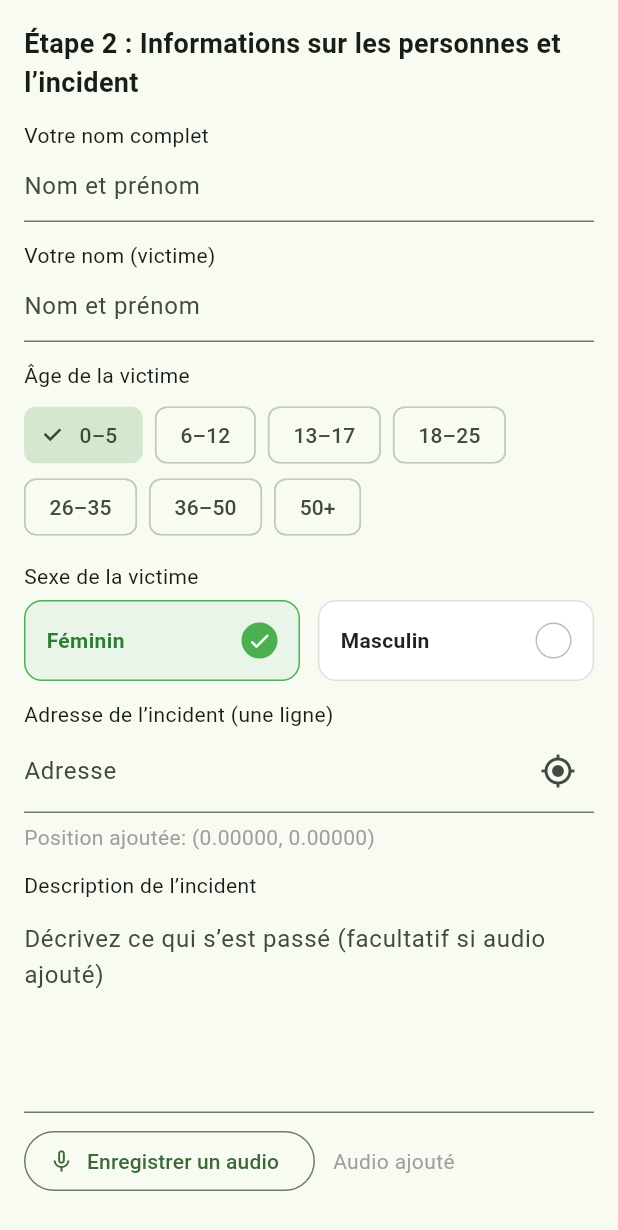
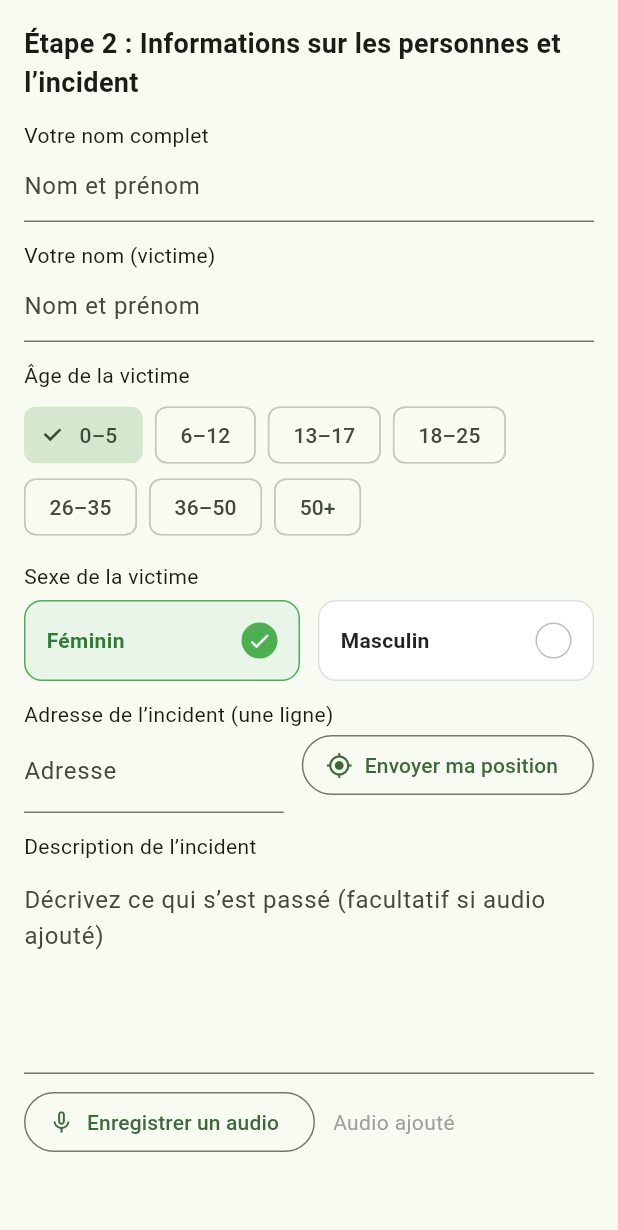
Before and after one commit to sergenewton/assistance-msaada-2.0, a Flutter app: the _Step2PersonsAndIncident widget shown alone on an empty page, opened directly with empty values, on a phone screen of 412 x 824 dp. Shown: the top 1230 px of the screen. Run offline on Flutter 3.47's test engine with Material 3 defaults, Android fonts, the phone set to English and light mode, and no system bars; our stand-ins replace connectivity_plus, dartz, dio, equatable, flutter_riverpod, flutter_secure_storage and 6 more; missing offline and left inert: flutter_sound; accounts and stored records are empty.

Commit message:
mobile-app: Step 2 UI tweak\n- Show explicit 'Envoyer ma position' button next to Adresse\n- Display 'Position recuperée avec succès' under the button on success\n- Remove snackbar; keep inline feedback state

```diff
--- a/mobile-app/lib/presentation/screens/report/report_models.dart
+++ b/mobile-app/lib/presentation/screens/report/report_models.dart
@@ -114,7 +114,6 @@ class ReportFormData {
     String? victimName,
     AgeGroup? victimAgeGroup,
     Sex? victimSex,
-  String? nationality,
     DateTime? incidentDate,
   String? addressLine,
     double? latitude,
--- a/mobile-app/lib/presentation/screens/report/report_wizard_screen.dart
+++ b/mobile-app/lib/presentation/screens/report/report_wizard_screen.dart
@@ -450,6 +450,7 @@ class _Step2PersonsAndIncidentState extends State<_Step2PersonsAndIncident> {
   final FlutterSoundRecorder _recorder = FlutterSoundRecorder();
   bool _recorderReady = false;
   bool _isRecording = false;
+  bool _gpsSuccess = false;
 
   @override
   void initState() {
@@ -548,28 +549,40 @@ class _Step2PersonsAndIncidentState extends State<_Step2PersonsAndIncident> {
           ]),
           const SizedBox(height: 12),
           const Text('Adresse de l’incident (une ligne)'),
-          TextFormField(
-            controller: _addressCtrl,
-            decoration: InputDecoration(
-              labelText: 'Adresse',
-              hintText: 'Saisissez l’adresse (ex: Avenue X, Commune Y)'.trim(),
-              suffixIcon: Tooltip(
-                message: 'Envoyer ma position',
-                child: IconButton(
-                  icon: const Icon(Icons.my_location_outlined),
-                  onPressed: _onSendMyLocation,
+          Row(
+            crossAxisAlignment: CrossAxisAlignment.start,
+            children: [
+              Expanded(
+                child: TextFormField(
+                  controller: _addressCtrl,
+                  decoration: const InputDecoration(
+                    labelText: 'Adresse',
+                    hintText: 'Saisissez l’adresse (ex: Avenue X, Commune Y)',
+                  ),
+                  onChanged: (v) => widget.onChanged(d.copyWith(addressLine: v.isEmpty ? null : v)),
                 ),
               ),
-            ),
-            onChanged: (v) => widget.onChanged(d.copyWith(addressLine: v.isEmpty ? null : v)),
+              const SizedBox(width: 12),
+              Column(
+                crossAxisAlignment: CrossAxisAlignment.start,
+                children: [
+                  OutlinedButton.icon(
+                    onPressed: _onSendMyLocation,
+                    icon: const Icon(Icons.my_location_outlined),
+                    label: const Text('Envoyer ma position'),
+                  ),
+                  if (_gpsSuccess)
+                    const Padding(
+                      padding: EdgeInsets.only(top: 6),
+                      child: Text(
+                        'Position recuperée avec succès',
+                        style: TextStyle(color: Color(0xFF2E7D32), fontWeight: FontWeight.w600),
+                      ),
+                    ),
+                ],
+              ),
+            ],
           ),
-          if (d.latitude != null && d.longitude != null) ...[
-            const SizedBox(height: 6),
-            Text(
-              'Position ajoutée: (${d.latitude!.toStringAsFixed(5)}, ${d.longitude!.toStringAsFixed(5)})',
-              style: const TextStyle(color: Colors.grey),
-            ),
-          ],
           const SizedBox(height: 12),
           const Text('Description de l’incident'),
           const SizedBox(height: 6),
@@ -656,7 +669,7 @@ class _Step2PersonsAndIncidentState extends State<_Step2PersonsAndIncident> {
     try {
       bool serviceEnabled = await Geolocator.isLocationServiceEnabled();
       if (!serviceEnabled) {
-        // Silently ignore if disabled to keep it "hidden"/non-intrusive
+        setState(() => _gpsSuccess = false);
         return;
       }
 
@@ -664,10 +677,12 @@ class _Step2PersonsAndIncidentState extends State<_Step2PersonsAndIncident> {
       if (permission == LocationPermission.denied) {
         permission = await Geolocator.requestPermission();
         if (permission == LocationPermission.denied) {
+          setState(() => _gpsSuccess = false);
           return; // user denied
         }
       }
       if (permission == LocationPermission.deniedForever) {
+        setState(() => _gpsSuccess = false);
         return; // cannot request
       }
 
@@ -675,14 +690,9 @@ class _Step2PersonsAndIncidentState extends State<_Step2PersonsAndIncident> {
       if (!mounted) return;
       final d = widget.data.copyWith(latitude: pos.latitude, longitude: pos.longitude);
       widget.onChanged(d);
-      // Optionally provide a subtle feedback
-      if (mounted) {
-        ScaffoldMessenger.of(context).showSnackBar(
-          const SnackBar(content: Text('Position ajoutée'), duration: Duration(seconds: 2)),
-        );
-      }
+      setState(() => _gpsSuccess = true);
     } catch (_) {
-      // ignore silently for now
+      setState(() => _gpsSuccess = false);
     }
   }
 }
```
